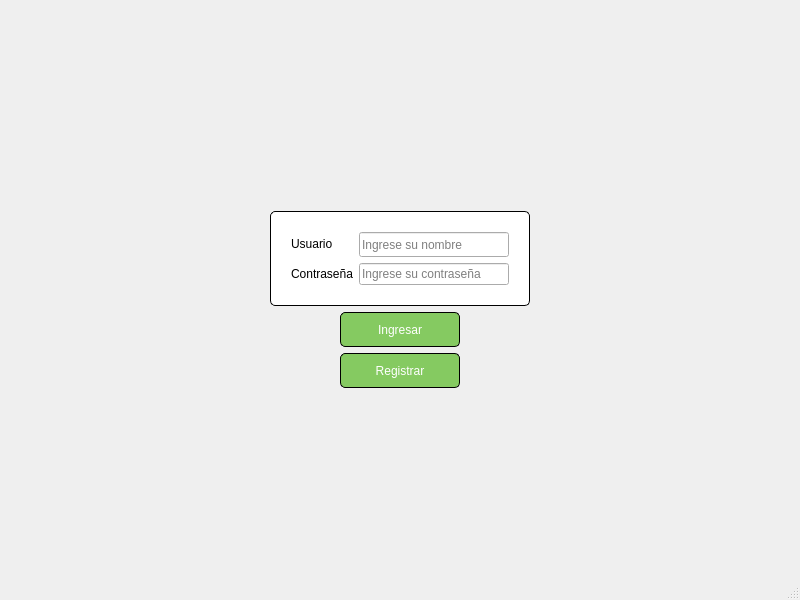
Qt form login.ui (HailNicole/App_Finanzas) before a commit.
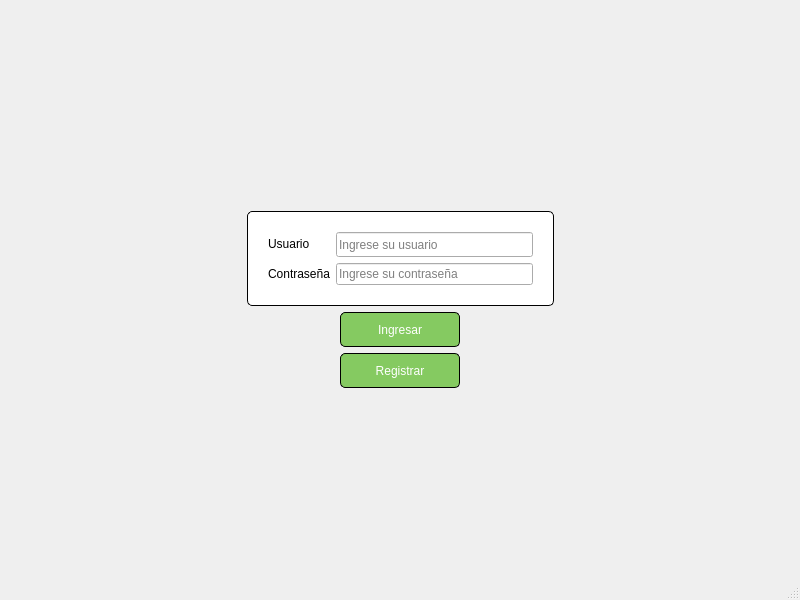
The same form after that commit. Icons and pictures are not drawn.

Commit message: Login y Registrar Usuario

What changed in the file:
```diff
--- a/login.ui
+++ b/login.ui
@@ -85,7 +85,7 @@
           <widget class="QLineEdit" name="lineEdit">
            <property name="minimumSize">
             <size>
-             <width>150</width>
+             <width>197</width>
              <height>25</height>
             </size>
            </property>
@@ -99,7 +99,7 @@
             <enum>QLineEdit::Normal</enum>
            </property>
            <property name="placeholderText">
-            <string>Ingrese su nombre</string>
+            <string>Ingrese su usuario</string>
            </property>
           </widget>
          </item>
```
Left out of the diff: 8 changed lines with no effect on the pictures. The commit also changes 12 other files.
